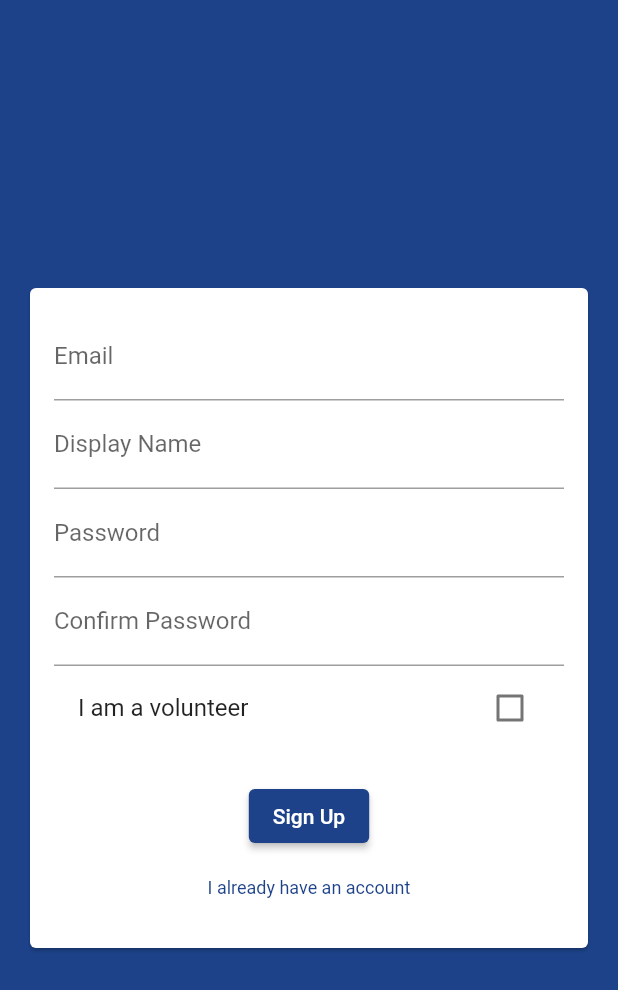
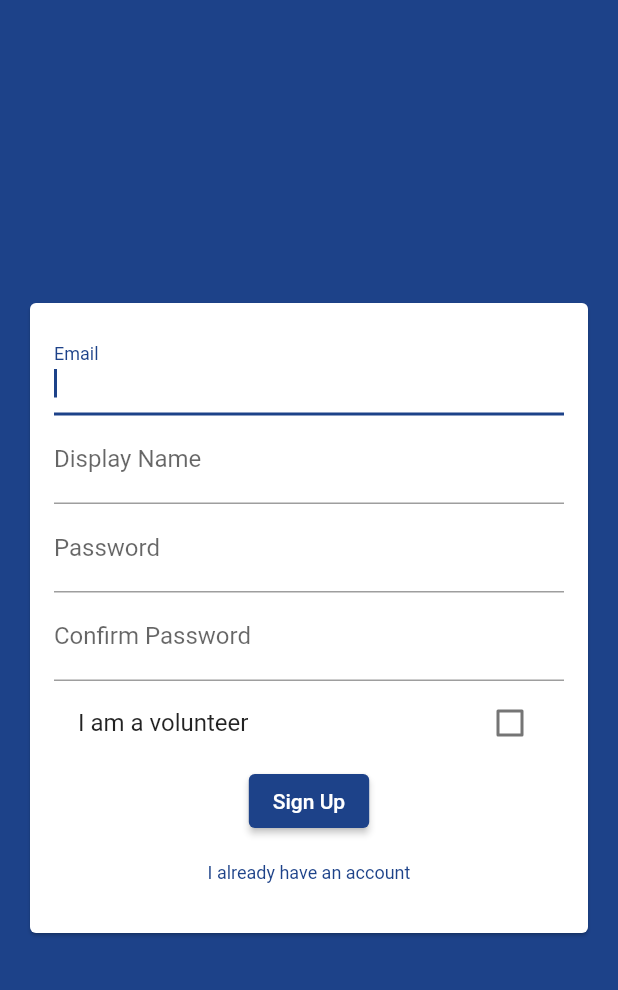
Before and after one commit to wenruiq/find-my-path, a Flutter app: the screen it shows after launch, after a tap on "Create new account", on a phone screen of 412 x 824 dp. Shown: the top 990 px of the screen. Run offline on Flutter 3.47's test engine with Material 2 defaults, Android fonts, the phone set to English and light mode, and no system bars; our stand-ins replace cloud_firestore, firebase_auth, firebase_core; accounts and stored records are empty.

Commit message:
improved auth ux

```diff
--- a/lib/widgets/auth/auth_form.dart
+++ b/lib/widgets/auth/auth_form.dart
@@ -22,6 +22,8 @@ class _AuthFormState extends State<AuthForm> {
   //* Standard practice for Flutter forms
   final _formKey = GlobalKey<FormState>();
 
+  late FocusNode myFocusNode;
+
   //* Initialize form input variables
   bool _isLogin = true;
   String _email = '';
@@ -29,8 +31,9 @@ class _AuthFormState extends State<AuthForm> {
   String _password = '';
   bool _isVolunteer = false;
 
-  //* Input controller (to pass values between input fields)
+  //* Input Controllers
   final TextEditingController _passwordController = TextEditingController();
+  final TextEditingController _emailController = TextEditingController();
 
   //* Performs validation
   void _trySubmit() {
@@ -52,6 +55,21 @@ class _AuthFormState extends State<AuthForm> {
   }
 
   @override
+  void initState() {
+    super.initState();
+
+    myFocusNode = FocusNode();
+  }
+
+  @override
+  void dispose() {
+    // Clean up the focus node when the Form is disposed.
+    myFocusNode.dispose();
+
+    super.dispose();
+  }
+
+  @override
   Widget build(BuildContext context) {
     return Center(
       child: Card(
@@ -66,9 +84,11 @@ class _AuthFormState extends State<AuthForm> {
                 children: <Widget>[
                   TextFormField(
                       key: const ValueKey('email'),
+                      controller: _emailController,
                       autocorrect: false,
                       textCapitalization: TextCapitalization.none,
                       enableSuggestions: false,
+                      focusNode: myFocusNode,
                       validator: (value) {
                         if (value == null || value.isEmpty) {
                           return "Please enter an email.";
@@ -148,7 +168,7 @@ class _AuthFormState extends State<AuthForm> {
                             _isVolunteer = value!;
                           });
                         }),
-                  if (!_isLogin) const SizedBox(height: 20),
+                  if (_isLogin) const SizedBox(height: 10),
                   if (widget.isLoading) const CircularProgressIndicator(),
                   if (!widget.isLoading)
                     ElevatedButton(
@@ -164,6 +184,10 @@ class _AuthFormState extends State<AuthForm> {
                           ? 'Create new account'
                           : 'I already have an account'),
                       onPressed: () {
+                        FocusScope.of(context).unfocus();
+                        _emailController.clear();
+                        _passwordController.clear();
+                        myFocusNode.requestFocus();
                         setState(() {
                           _isLogin = !_isLogin;
                         });
--- a/pubspec.yaml
+++ b/pubspec.yaml
@@ -37,6 +37,7 @@ dependencies:
   firebase_core: ^1.6.0
   cloud_firestore: ^2.5.2
   firebase_auth: ^3.1.1
+  image_picker: ^0.8.4+2
 
 dev_dependencies:
   flutter_test:
```
Also changed, not shown: lib/screens/auth_screen.dart (+9 -4 lines), pubspec.lock.
